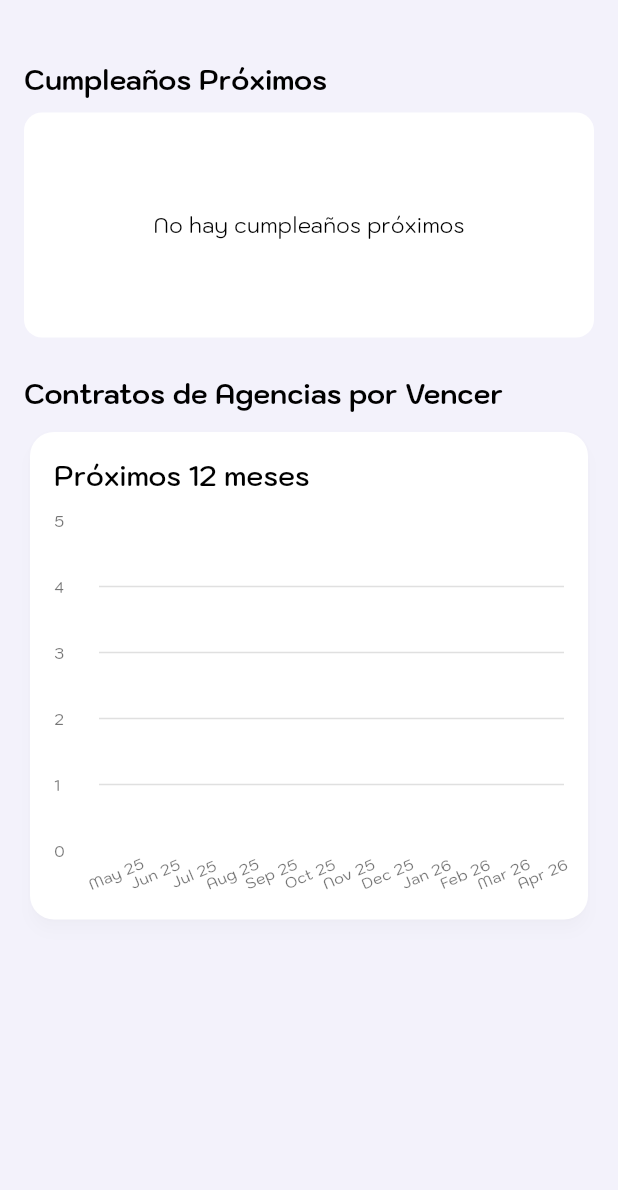
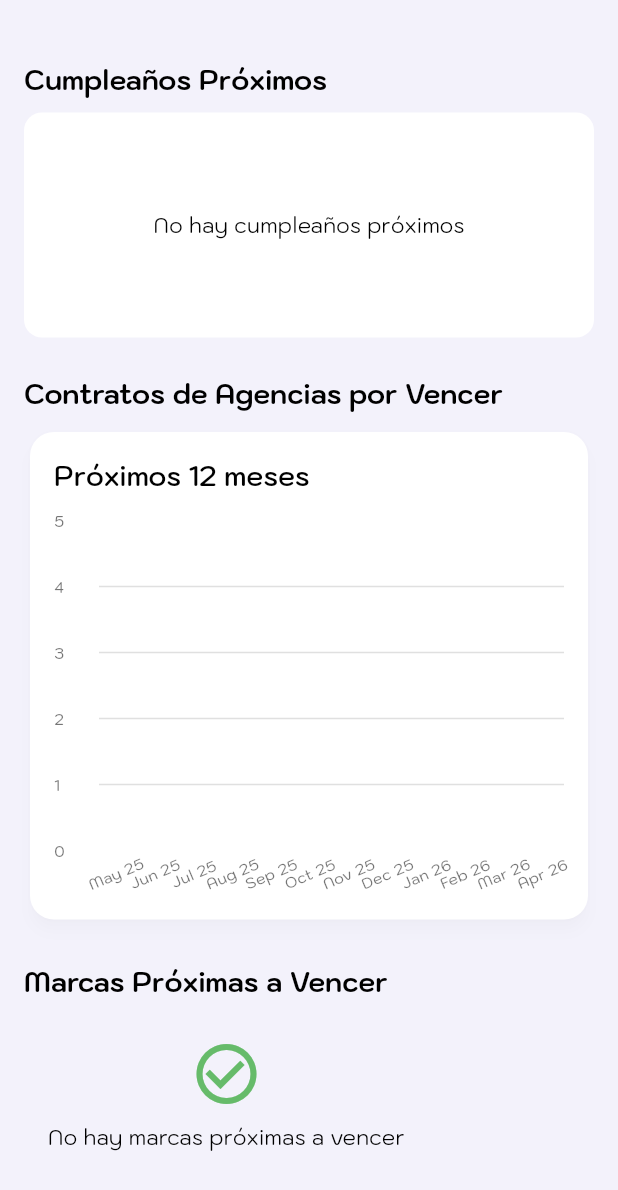
Before and after one commit to joseluiszamora/dlza_legal_app, a Flutter app: the HomePage widget shown alone on an empty page, opened directly, on a phone screen of 412 x 824 dp. Shown: the top 1190 px of the screen. Run offline on Flutter 3.47's test engine with Material 3 defaults, Android fonts, the phone set to English and light mode, and no system bars; drawn by our look-alikes of fl_chart; our stand-ins replace bloc, equatable, flutter_bloc, get_it, go_router, google_nav_bar and 3 more; accounts and stored records are empty.

Commit message:
resumen de marcas por vencer en el home

```diff
--- a/lib/core/blocs/marca/marca_bloc.dart
+++ b/lib/core/blocs/marca/marca_bloc.dart
@@ -14,6 +14,7 @@ class MarcaBloc extends Bloc<MarcaEvent, MarcaState> {
     on<LoadMoreMarcas>(_onLoadMoreMarcas);
     on<SearchMarcas>(_onSearchMarcas);
     on<RefreshMarcas>(_onRefreshMarcas);
+    on<LoadMarcasProximasAVencer>(_onLoadMarcasProximasAVencer);
   }
 
   Future<void> _onLoadMarcas(LoadMarcas event, Emitter<MarcaState> emit) async {
@@ -137,4 +138,19 @@ class MarcaBloc extends Bloc<MarcaEvent, MarcaState> {
       emit(MarcaError(e.toString()));
     }
   }
+
+  Future<void> _onLoadMarcasProximasAVencer(
+    LoadMarcasProximasAVencer event,
+    Emitter<MarcaState> emit,
+  ) async {
+    try {
+      final marcas = await _marcaRepository.getMarcasProximasAVencer(
+        limit: event.limit,
+      );
+
+      emit(MarcasProximasAVencerLoaded(marcas: marcas));
+    } catch (e) {
+      emit(MarcaError(e.toString()));
+    }
+  }
 }
--- a/lib/core/blocs/marca/marca_event.dart
+++ b/lib/core/blocs/marca/marca_event.dart
@@ -28,3 +28,12 @@ class SearchMarcas extends MarcaEvent {
 }
 
 class RefreshMarcas extends MarcaEvent {}
+
+class LoadMarcasProximasAVencer extends MarcaEvent {
+  final int limit;
+
+  const LoadMarcasProximasAVencer({this.limit = 10});
+
+  @override
+  List<Object> get props => [limit];
+}
--- a/lib/core/blocs/marca/marca_state.dart
+++ b/lib/core/blocs/marca/marca_state.dart
@@ -60,3 +60,12 @@ class MarcaError extends MarcaState {
   @override
   List<Object> get props => [message];
 }
+
+class MarcasProximasAVencerLoaded extends MarcaState {
+  final List<Marca> marcas;
+
+  const MarcasProximasAVencerLoaded({required this.marcas});
+
+  @override
+  List<Object> get props => [marcas];
+}
--- a/lib/core/repositories/marca_repository.dart
+++ b/lib/core/repositories/marca_repository.dart
@@ -100,4 +100,37 @@ class MarcaRepository {
       throw Exception('Error al obtener total de marcas: $e');
     }
   }
+
+  /// Obtiene marcas próximas a vencer (siguientes 90 días)
+  Future<List<Marca>> getMarcasProximasAVencer({int limit = 10}) async {
+    try {
+      final response = await _supabase
+          .from('Marca')
+          .select('*')
+          .not('fechaExpiracionRegistro', 'is', null)
+          .order('fechaExpiracionRegistro', ascending: true);
+
+      List<Marca> todasLasMarcas =
+          (response as List).map((json) => Marca.fromJson(json)).toList();
+
+      // Filtrar marcas que vencen en los próximos 90 días
+      final ahora = DateTime.now();
+      final en90Dias = ahora.add(const Duration(days: 180));
+
+      final marcasProximas =
+          todasLasMarcas
+              .where((marca) {
+                if (marca.fechaExpiracionRegistro == null) return false;
+                final fechaExpiracion = marca.fechaExpiracionRegistro!;
+                return fechaExpiracion.isAfter(ahora) &&
+                    fechaExpiracion.isBefore(en90Dias);
+              })
+              .take(limit)
+              .toList();
+
+      return marcasProximas;
+    } catch (e) {
+      throw Exception('Error al cargar marcas próximas a vencer: $e');
+    }
+  }
 }
--- /dev/null
+++ b/lib/views/home/components/brands_expiration_list.dart
@@ -0,0 +1,219 @@
+import 'package:dlza_legal_app/core/blocs/marca/marca_bloc.dart';
+import 'package:dlza_legal_app/core/models/marca.dart';
+import 'package:dlza_legal_app/core/constants/app_colors.dart';
+import 'package:dlza_legal_app/views/marca/marca_detail_page.dart';
+import 'package:flutter/material.dart';
+import 'package:flutter_bloc/flutter_bloc.dart';
+import 'package:intl/intl.dart';
+
+class BrandsExpirationList extends StatelessWidget {
+  const BrandsExpirationList({super.key});
+
+  @override
+  Widget build(BuildContext context) {
+    return BlocProvider(
+      create: (context) => MarcaBloc()..add(const LoadMarcasProximasAVencer()),
+      child: BlocBuilder<MarcaBloc, MarcaState>(
+        builder: (context, state) {
+          if (state is MarcaLoading || state is MarcaInitial) {
+            return const Center(child: CircularProgressIndicator());
+          }
+
+          if (state is MarcaError) {
+            return Container(
+              padding: const EdgeInsets.all(16),
+              child: Column(
+                children: [
+                  Icon(Icons.error_outline, size: 48, color: Colors.red[300]),
+                  const SizedBox(height: 8),
+                  Text(
+                    'Error al cargar marcas próximas a vencer',
+                    style: Theme.of(context).textTheme.bodyMedium,
+                    textAlign: TextAlign.center,
+                  ),
+                ],
+              ),
+            );
+          }
+
+          if (state is MarcasProximasAVencerLoaded) {
+            if (state.marcas.isEmpty) {
+              return Container(
+                padding: const EdgeInsets.all(16),
+                child: Column(
+                  children: [
+                    Icon(
+                      Icons.check_circle_outline,
+                      size: 48,
+                      color: Colors.green[400],
+                    ),
+                    const SizedBox(height: 8),
+                    Text(
+                      'No hay marcas próximas a vencer',
+                      style: Theme.of(context).textTheme.bodyMedium,
+                      textAlign: TextAlign.center,
+                    ),
+                  ],
+                ),
+              );
+            }
+
+            return Column(
+              children:
+                  state.marcas
+                      .map((marca) => _BrandExpirationCard(marca: marca))
+                      .toList(),
+            );
+          }
+
+          return const SizedBox.shrink();
+        },
+      ),
+    );
+  }
+}
+
+class _BrandExpirationCard extends StatelessWidget {
+  final Marca marca;
+
+  const _BrandExpirationCard({required this.marca});
+
+  @override
+  Widget build(BuildContext context) {
+    final theme = Theme.of(context);
+    final diasRestantes = _getDiasRestantes();
+    final tiempoRestante = _getTiempoRestanteFormateado();
+    final color = _getColorPorDiasRestantes(diasRestantes);
+
+    return Card(
+      margin: const EdgeInsets.only(bottom: 8),
+      elevation: 1,
+      shape: RoundedRectangleBorder(borderRadius: BorderRadius.circular(8)),
+      child: InkWell(
+        borderRadius: BorderRadius.circular(8),
+        onTap: () {
+          Navigator.push(
+            context,
+            MaterialPageRoute(
+              builder: (context) => MarcaDetailPage(marcaId: marca.id),
+            ),
+          );
+        },
+        child: Padding(
+          padding: const EdgeInsets.all(12),
+          child: Row(
+            children: [
+              // Logo de la marca
+              Container(
+                width: 40,
+                height: 40,
+                decoration: BoxDecoration(
+                  borderRadius: BorderRadius.circular(6),
+                  color: Colors.grey[200],
+                ),
+                child:
+                    marca.logotipoUrl?.isNotEmpty == true
+                        ? ClipRRect(
+                          borderRadius: BorderRadius.circular(6),
+                          child: Image.network(
+                            marca.logotipoUrl!,
+                            fit: BoxFit.cover,
+                            errorBuilder:
+                                (context, error, stackTrace) =>
+                                    const Icon(Icons.business, size: 20),
+                          ),
+                        )
+                        : const Icon(
+                          Icons.business,
+                          size: 20,
+                          color: AppColors.primary,
+                        ),
+              ),
+              const SizedBox(width: 12),
+              // Información de la marca
+              Expanded(
+                child: Column(
+                  crossAxisAlignment: CrossAxisAlignment.start,
+                  children: [
+                    Text(
+                      marca.nombre,
+                      style: theme.textTheme.titleSmall?.copyWith(
+                        fontWeight: FontWeight.w600,
+                      ),
+                      maxLines: 1,
+                      overflow: TextOverflow.ellipsis,
+                    ),
+                    const SizedBox(height: 2),
+                    Text(
+                      'Vence: ${marca.fechaExpiracionRegistro != null ? DateFormat('dd/MM/yyyy').format(marca.fechaExpiracionRegistro!) : 'N/A'}',
+                      style: theme.textTheme.bodySmall?.copyWith(
+                        color: Colors.grey[600],
+                      ),
+                    ),
+                  ],
+                ),
+              ),
+              // Tiempo restante
+              Container(
+                padding: const EdgeInsets.symmetric(horizontal: 8, vertical: 4),
+                decoration: BoxDecoration(
+                  color: color.withOpacity(0.1),
+                  borderRadius: BorderRadius.circular(12),
+                  border: Border.all(color: color, width: 1),
+                ),
+                child: Text(
+                  tiempoRestante,
+                  style: TextStyle(
+                    fontSize: 12,
+                    fontWeight: FontWeight.bold,
+                    color: color,
+                  ),
+                ),
+              ),
+            ],
+          ),
+        ),
+      ),
+    );
+  }
+
+  int _getDiasRestantes() {
+    if (marca.fechaExpiracionRegistro == null) return 0;
+    final ahora = DateTime.now();
+    final fechaExpiracion = marca.fechaExpiracionRegistro!;
+    return fechaExpiracion.difference(ahora).inDays;
+  }
+
+  String _getTiempoRestanteFormateado() {
+    final dias = _getDiasRestantes();
+
+    if (dias < 0) {
+      return 'Vencida';
+    } else if (dias == 0) {
+      return 'Hoy';
+    } else if (dias == 1) {
+      return '1 día';
+    } else if (dias < 30) {
+      return '$dias días';
+    } else if (dias < 90) {
+      final meses = (dias / 30).round();
+      return meses == 1 ? '1 mes' : '$meses meses';
+    } else {
+      return '+90 días';
+    }
+  }
+
+  Color _getColorPorDiasRestantes(int dias) {
+    if (dias < 0) {
+      return Colors.red;
+    } else if (dias <= 15) {
+      return Colors.red;
+    } else if (dias <= 30) {
+      return Colors.orange;
+    } else if (dias <= 60) {
+      return Colors.yellow[700] ?? Colors.yellow;
+    } else {
+      return Colors.green;
+    }
+  }
+}
--- a/lib/views/home/home_page.dart
+++ b/lib/views/home/home_page.dart
@@ -1,6 +1,7 @@
 import 'package:dlza_legal_app/views/home/components/birthdays_list.dart';
 import 'package:dlza_legal_app/views/home/components/contracts_expiration_chart.dart';
 import 'package:dlza_legal_app/views/home/components/user_profile_section.dart';
+import 'package:dlza_legal_app/views/home/components/brands_expiration_list.dart';
 import 'package:flutter/material.dart';
 import 'package:dlza_legal_app/core/blocs/agency/agency_bloc.dart';
 import 'package:flutter_bloc/flutter_bloc.dart';
@@ -45,6 +46,17 @@ class HomePage extends StatelessWidget {
               const SizedBox(height: 8),
               ContractsExpirationChart(),
 
+              //* Lista de marcas próximas a vencer
+              const SizedBox(height: 24),
+              Text(
+                'Marcas Próximas a Vencer',
+                style: theme.textTheme.titleMedium?.copyWith(
+                  fontWeight: FontWeight.bold,
+                ),
+              ),
+              const SizedBox(height: 8),
+              BrandsExpirationList(),
+
               // Aquí puedes añadir más contenido para la página de inicio
               const SizedBox(height: 24),
             ],
```
